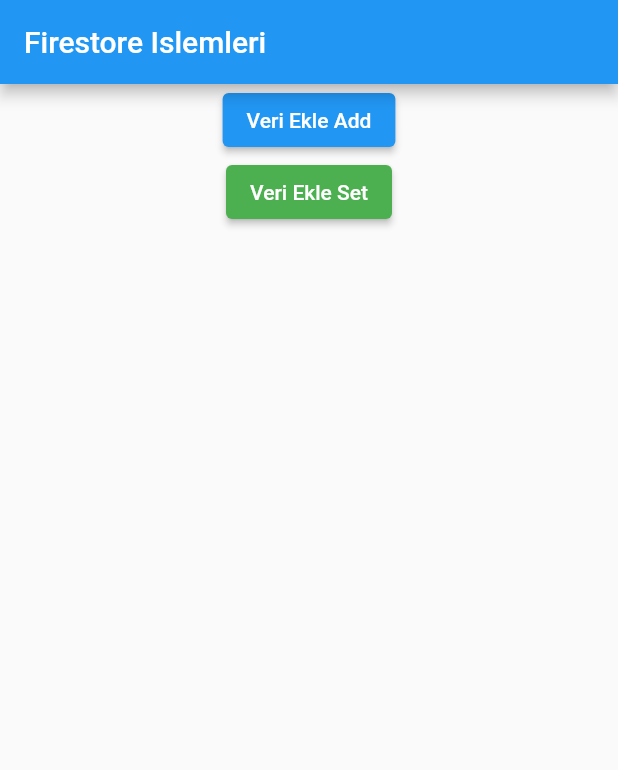
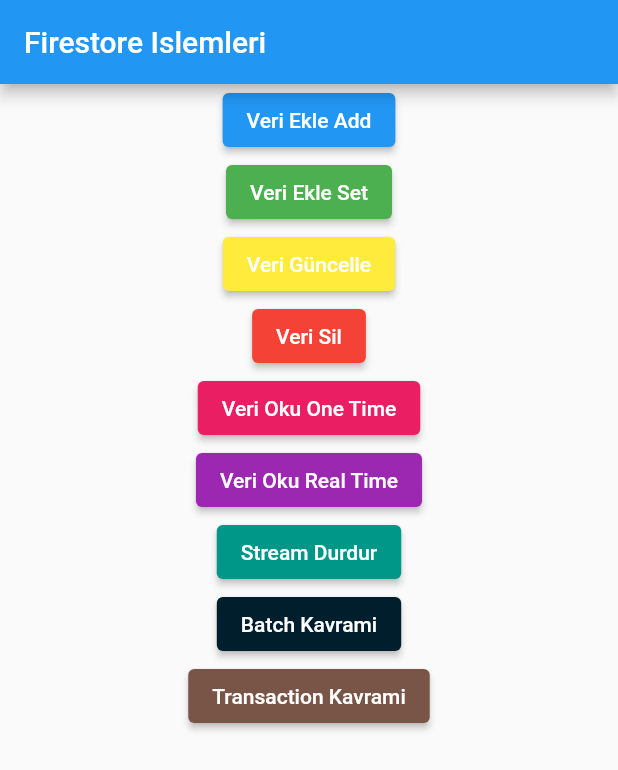
Before and after one commit to aycabadem/firebase_auth1, a Flutter app: the screen it shows after launch, on a phone screen of 412 x 824 dp. Shown: the top 770 px of the screen. Run offline on Flutter 3.47's test engine with Material 2 defaults, Android fonts, the phone set to English and light mode, and no system bars; our stand-ins replace cloud_firestore, firebase_auth, firebase_core, google_sign_in; accounts and stored records are empty.

Commit message:
firestore batch

```diff
--- a/lib/firestore_islemleri.dart
+++ b/lib/firestore_islemleri.dart
@@ -1,3 +1,5 @@
+import 'dart:async';
+
 import 'package:cloud_firestore/cloud_firestore.dart';
 import 'package:flutter/material.dart';
 
@@ -5,6 +7,7 @@ class FireStoreIslemleri extends StatelessWidget {
   FireStoreIslemleri({Key? key}) : super(key: key);
 
   FirebaseFirestore _firestore = FirebaseFirestore.instance;
+  StreamSubscription? _userSubscribe;
   @override
   Widget build(BuildContext context) {
     return Scaffold(
@@ -19,9 +22,46 @@ class FireStoreIslemleri extends StatelessWidget {
             child: const Text('Veri Ekle Add'),
           ),
           ElevatedButton(
-              onPressed: () => veriEklemeSet(),
-              style: ElevatedButton.styleFrom(primary: Colors.green),
-              child: const Text('Veri Ekle Set'))
+            onPressed: () => veriEklemeSet(),
+            style: ElevatedButton.styleFrom(primary: Colors.green),
+            child: const Text('Veri Ekle Set'),
+          ),
+          ElevatedButton(
+            onPressed: () => veriGuncelleme(),
+            style: ElevatedButton.styleFrom(primary: Colors.yellow),
+            child: const Text('Veri Güncelle'),
+          ),
+          ElevatedButton(
+            onPressed: () => veriSil(),
+            style: ElevatedButton.styleFrom(primary: Colors.red),
+            child: const Text('Veri Sil'),
+          ),
+          ElevatedButton(
+            onPressed: () => veriOkuOneTime(),
+            style: ElevatedButton.styleFrom(primary: Colors.pink),
+            child: const Text('Veri Oku One Time'),
+          ),
+          ElevatedButton(
+            onPressed: () => veriOkuRealTime(),
+            style: ElevatedButton.styleFrom(primary: Colors.purple),
+            child: const Text('Veri Oku Real Time'),
+          ),
+          ElevatedButton(
+            onPressed: () => streamDurdur(),
+            style: ElevatedButton.styleFrom(primary: Colors.teal),
+            child: const Text('Stream Durdur'),
+          ),
+          ElevatedButton(
+            onPressed: () => batchKavrami(),
+            style: ElevatedButton.styleFrom(
+                primary: Color.fromARGB(255, 1, 30, 44)),
+            child: const Text('Batch Kavrami'),
+          ),
+          ElevatedButton(
+            onPressed: () => transactionKavrami(),
+            style: ElevatedButton.styleFrom(primary: Colors.brown),
+            child: const Text('Transaction Kavrami'),
+          ),
         ],
       )),
     );
@@ -50,4 +90,80 @@ class FireStoreIslemleri extends StatelessWidget {
         {'okul': 'Ege Üniversitesi', 'yas': FieldValue.increment(1)},
         SetOptions(merge: true));
   }
+
+  veriGuncelleme() async {
+    await _firestore
+        .doc('users/mWsMJygTPuzr6a4t9xeq')
+        .update({'adres.ilce': 'yeni ilce'});
+  }
+
+  veriSil() async {
+    // await _firestore.doc('users/mWsMJygTPuzr6a4t9xeq').delete();
+
+    await _firestore
+        .doc('users/mWsMJygTPuzr6a4t9xeq')
+        .update({'okul': FieldValue.delete()});
+  }
+
+  veriOkuOneTime() async {
+    var _userDocuments = await _firestore.collection('users').get();
+    for (var eleman in _userDocuments.docs) {
+      // debugPrint('Dokuman id : ${eleman.id}');
+      Map userMap = eleman.data();
+      //debugPrint(userMap['isim']);
+    }
+    var aycaDoc = await _firestore.doc('users/0UC3vfYHAMZqM7bnzKXq').get();
+
+    // debugPrint(aycaDoc.data()!['adres']['il'].toString());
+  }
+
+  veriOkuRealTime() async {
+    var _userStream = await _firestore.collection('users').snapshots();
+    _userSubscribe = _userStream.listen((event) {
+      event.docChanges.forEach((element) {
+        debugPrint(element.doc.data().toString());
+
+        // event.docs.forEach((element) {
+        //   debugPrint(element.data().toString());
+        //bu değişiklik olunca tüm dökümanı veriyor
+      });
+    });
+    //döküman dinleme
+    // var _userDocStream =
+    //     await _firestore.doc('users/0UC3vfYHAMZqM7bnzKXq').snapshots();
+
+    // _userSubscribe = _userDocStream.listen((event) {
+    //   debugPrint(event.data().toString());
+    // });
+  }
+
+  streamDurdur() async {
+    await _userSubscribe?.cancel();
+  }
+
+  batchKavrami() async {
+    WriteBatch _batch = _firestore.batch();
+    CollectionReference _counterColRef = _firestore.collection('counter');
+    //SET
+    // for (int i = 0; i < 10; i++) {
+    //   var _yeniDoc = _counterColRef.doc();
+    //   _batch.set(_yeniDoc, {'saayc': i++, 'id': _yeniDoc.id});
+    // }
+    //UPDATE
+    // var _counterDocs = await _counterColRef.get();
+    // _counterDocs.docs.forEach((element) {
+    //   _batch.update(
+    //       element.reference, {'createdAt': FieldValue.serverTimestamp()});
+    // });
+
+    //DELETE
+    var _counterDocs = await _counterColRef.get();
+    _counterDocs.docs.forEach((element) {
+      _batch.delete(element.reference);
+    });
+
+    await _batch.commit();
+  }
+
+  transactionKavrami() {}
 }
```
